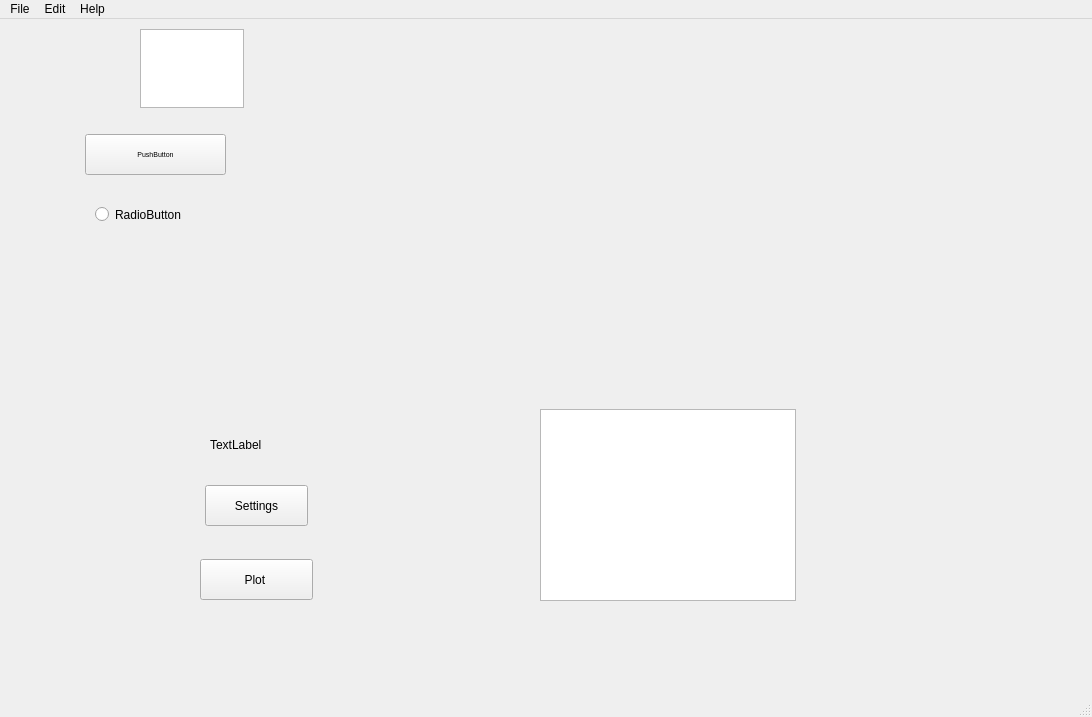
Qt form gui_file.ui (anhnda/DemoApp) before a commit.
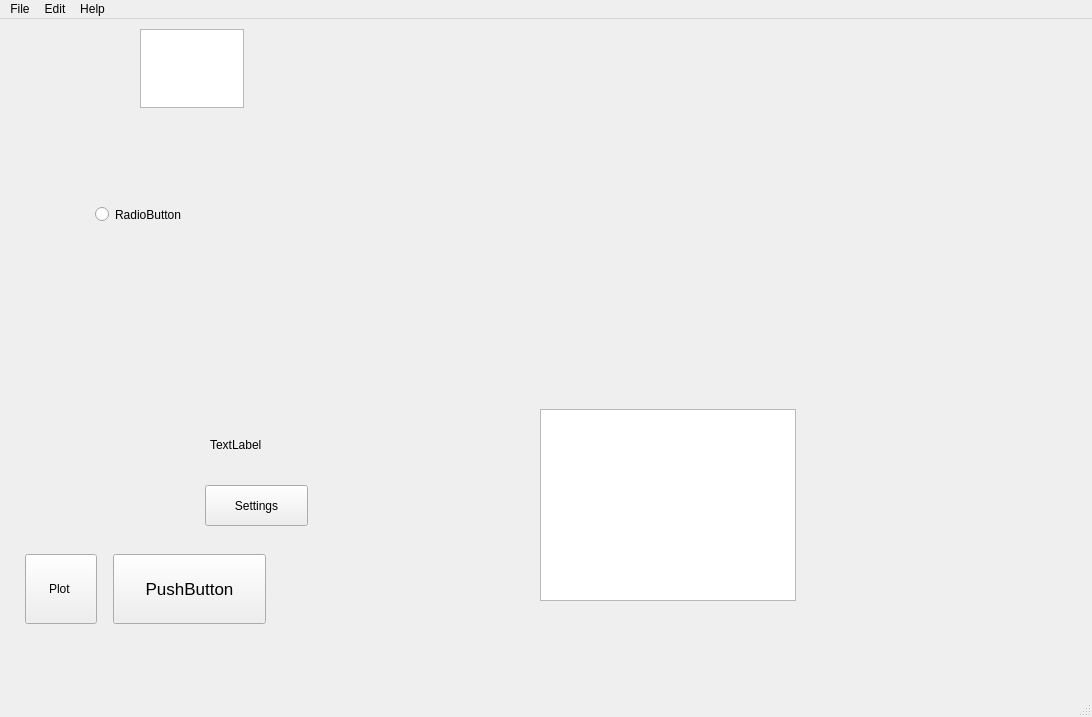
The same form after that commit.

```diff
--- a/gui_file.ui
+++ b/gui_file.ui
@@ -47,51 +47,6 @@
      </rect>
     </property>
    </widget>
-   <widget class="QPushButton" name="pushButton">
-    <property name="geometry">
-     <rect>
-      <x>80</x>
-      <y>110</y>
-      <width>151</width>
-      <height>51</height>
-     </rect>
-    </property>
-    <property name="sizePolicy">
-     <sizepolicy hsizetype="Expanding" vsizetype="Expanding">
-      <horstretch>0</horstretch>
-      <verstretch>0</verstretch>
-     </sizepolicy>
-    </property>
-    <property name="minimumSize">
-     <size>
-      <width>151</width>
-      <height>51</height>
-     </size>
-    </property>
-    <property name="sizeIncrement">
-     <size>
-      <width>0</width>
-      <height>0</height>
-     </size>
-    </property>
-    <property name="font">
-     <font>
-      <family>Arial</family>
-      <pointsize>5</pointsize>
-     </font>
-    </property>
-    <property name="mouseTracking">
-     <bool>false</bool>
-    </property>
-    <property name="styleSheet">
-     <string notr="true">padding-left: 5px; padding-right: 5px;
-padding-top: 3px; padding-bottom: 3px;
-margin:5px;border-width: 10px;</string>
-    </property>
-    <property name="text">
-     <string>PushButton</string>
-    </property>
-   </widget>
    <widget class="QRadioButton" name="radioButton">
     <property name="geometry">
      <rect>
@@ -151,18 +106,73 @@
      </rect>
     </property>
    </widget>
-   <widget class="QPushButton" name="xplot">
+   <widget class="QWidget" name="horizontalLayoutWidget">
     <property name="geometry">
      <rect>
-      <x>200</x>
-      <y>540</y>
-      <width>113</width>
-      <height>41</height>
+      <x>20</x>
+      <y>530</y>
+      <width>251</width>
+      <height>80</height>
      </rect>
     </property>
-    <property name="text">
-     <string>Plot </string>
-    </property>
+    <layout class="QHBoxLayout" name="horizontalLayout">
+     <item>
+      <widget class="QPushButton" name="xplot">
+       <property name="sizePolicy">
+        <sizepolicy hsizetype="Expanding" vsizetype="Expanding">
+         <horstretch>1</horstretch>
+         <verstretch>1</verstretch>
+        </sizepolicy>
+       </property>
+       <property name="font">
+        <font>
+         <family>Arial</family>
+        </font>
+       </property>
+       <property name="styleSheet">
+        <string notr="true">padding-left: 5px; padding-right: 5px;
+padding-top: 3px; padding-bottom: 3px;
+margin:5px;</string>
+       </property>
+       <property name="text">
+        <string>Plot </string>
+       </property>
+      </widget>
+     </item>
+     <item>
+      <widget class="QPushButton" name="pushButton">
+       <property name="sizePolicy">
+        <sizepolicy hsizetype="Expanding" vsizetype="Expanding">
+         <horstretch>2</horstretch>
+         <verstretch>1</verstretch>
+        </sizepolicy>
+       </property>
+       <property name="sizeIncrement">
+        <size>
+         <width>0</width>
+         <height>0</height>
+        </size>
+       </property>
+       <property name="font">
+        <font>
+         <family>Arial</family>
+         <pointsize>13</pointsize>
+        </font>
+       </property>
+       <property name="mouseTracking">
+        <bool>false</bool>
+       </property>
+       <property name="styleSheet">
+        <string notr="true">padding-left: 5px; padding-right: 5px;
+padding-top: 3px; padding-bottom: 3px;
+margin:5px;</string>
+       </property>
+       <property name="text">
+        <string>PushButton</string>
+       </property>
+      </widget>
+     </item>
+    </layout>
    </widget>
   </widget>
   <widget class="QMenuBar" name="menubar">
```
